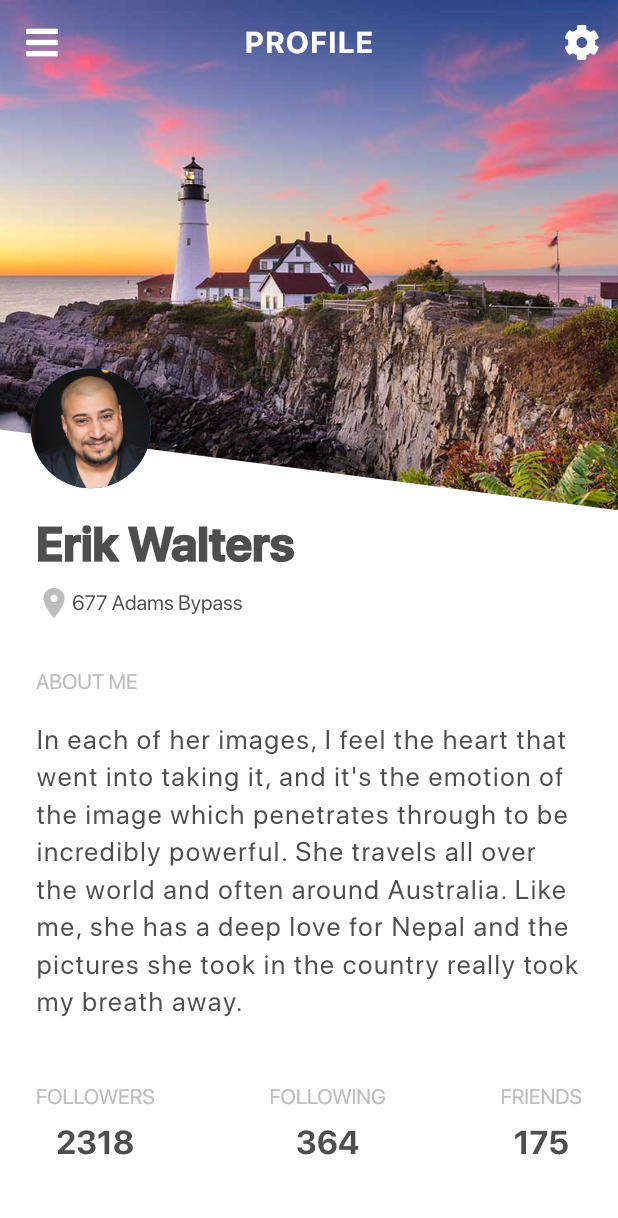
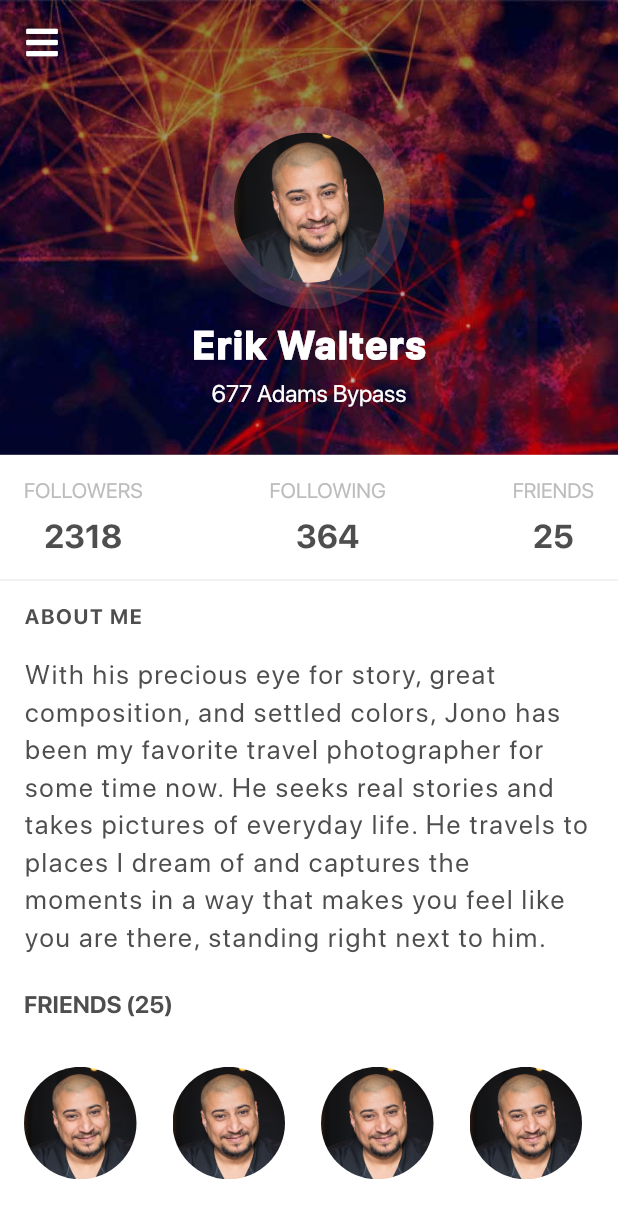
Before and after one commit to hyperionstudios/flutter_ui, a Flutter app: the screen it shows after launch, on a phone screen of 412 x 824 dp. Shown: the top 1218 px of the screen. Run offline on Flutter 3.47's test engine with Material 2 defaults, Android fonts, the phone set to English and light mode, and no system bars; our stand-ins replace font_awesome_flutter; project files that could hold a hidden picture were left out.

Commit message:
add profile 2

```diff
--- a/lib/main.dart
+++ b/lib/main.dart
@@ -1,6 +1,7 @@
 import 'package:flutter/material.dart';
 
-import 'package:flutterui/profiles/profile1/profile_1.dart';
+import 'profiles/profile1/profile_1.dart';
+import 'profiles/profile2/profile2.dart';
 
 
 void main() => runApp(MyApp());
@@ -15,7 +16,7 @@ class MyApp extends StatelessWidget {
       theme: ThemeData(
         primarySwatch: Colors.blue,
       ),
-      home: Profile1(),
+      home: Profile2(),
     );
   }
 }
--- /dev/null
+++ b/lib/profiles/profile2/profile.dart
@@ -0,0 +1,10 @@
+class User{
+  String name , address , about;
+  User({this.name, this.address, this.about});
+}
+
+class Profile{
+  User user;
+  int following, followers, friends;
+  Profile({this.user, this.following, this.followers, this.friends});
+}
--- /dev/null
+++ b/lib/profiles/profile2/profile2.dart
@@ -0,0 +1,279 @@
+import 'package:flutter/material.dart';
+import 'package:flutterui/profiles/profile2/profile.dart';
+import 'package:flutterui/profiles/profile2/provider.dart';
+import 'package:font_awesome_flutter/font_awesome_flutter.dart';
+
+class Profile2 extends StatefulWidget {
+  @override
+  _Profile2State createState() => _Profile2State();
+}
+
+class _Profile2State extends State<Profile2> {
+  Profile _profile = ProfileProvider.getProfile();
+  static Color _textColor = Color(0xFF4e4e4e);
+
+  @override
+  Widget build(BuildContext context) {
+    return Theme(
+      data: ThemeData(fontFamily: 'SFDisplay'),
+      child: Stack(
+        children: <Widget>[
+          Image.asset(
+            'assets/profiles/profile2bg.jpg',
+            fit: BoxFit.cover,
+            height: MediaQuery.of(context).size.height * 0.42,
+          ),
+          Scaffold(
+            backgroundColor: Colors.transparent,
+            appBar: AppBar(
+              backgroundColor: Colors.transparent,
+              elevation: 0,
+              leading: IconButton(
+                onPressed: () {},
+                icon: Icon(FontAwesomeIcons.bars),
+              ),
+            ),
+            body: Stack(
+              children: <Widget>[
+                _profileTitle(context),
+                _bodyContent(context),
+              ],
+            ),
+          ),
+        ],
+      ),
+    );
+  }
+
+  Widget _profileTitle(BuildContext context) {
+    return Positioned(
+      top: 15,
+      left: 0,
+      right: 0,
+      child: Column(
+        children: <Widget>[
+          Stack(
+            alignment: AlignmentDirectional.center,
+            children: <Widget>[
+              Align(
+                alignment: Alignment.center,
+                child: Container(
+                  width: 135,
+                  height: 135,
+                  decoration: BoxDecoration(
+                      color: Colors.grey.withOpacity(0.2),
+                      shape: BoxShape.circle),
+                ),
+              ),
+              Align(
+                alignment: Alignment.center,
+                child: Container(
+                  width: 115,
+                  height: 115,
+                  decoration: BoxDecoration(
+                      color: Colors.grey.withOpacity(0.1),
+                      shape: BoxShape.circle),
+                ),
+              ),
+              Align(
+                alignment: Alignment.center,
+                child: Container(
+                  width: 100,
+                  height: 100,
+                  decoration: BoxDecoration(
+                    shape: BoxShape.circle,
+                    image: DecorationImage(
+                      image: ExactAssetImage('assets/shared/ahmad.png'),
+                      fit: BoxFit.cover,
+                    ),
+                  ),
+                ),
+              ),
+            ],
+          ),
+          Padding(
+            padding: EdgeInsets.symmetric(vertical: 8),
+            child: Text(
+              _profile.user.name,
+              style: TextStyle(
+                color: Colors.white,
+                fontSize: 26,
+                fontWeight: FontWeight.w900,
+                letterSpacing: 1.4,
+              ),
+            ),
+          ),
+          Text(
+            _profile.user.address,
+            style: TextStyle(
+              color: Colors.white,
+              fontSize: 16,
+            ),
+          ),
+        ],
+      ),
+    );
+  }
+
+  Widget _bodyContent(BuildContext context) {
+    return Positioned(
+      top: MediaQuery.of(context).size.height * 0.3,
+      left: 0,
+      right: 0,
+      bottom: 0,
+      child: Container(
+        color: Colors.white,
+        child: Column(
+          crossAxisAlignment: CrossAxisAlignment.start,
+          children: <Widget>[
+            _counters(context),
+            _divider(context),
+            ..._aboutMe(context),
+            SizedBox(height: 8,),
+            _friends(context),
+            SizedBox(height: 16,),
+            _contacts(context),
+          ],
+        ),
+      ),
+    );
+  }
+
+  TextStyle _bottomBarTitle = TextStyle(
+    color: Colors.grey.shade400,
+  );
+  TextStyle _bottomBarCounter = TextStyle(
+    color: _textColor,
+    fontSize: 22,
+    fontWeight: FontWeight.bold,
+  );
+
+  Widget _counters(BuildContext context) {
+    return Padding(
+      padding: const EdgeInsets.all(16),
+      child: Row(
+        mainAxisAlignment: MainAxisAlignment.spaceBetween,
+        children: <Widget>[
+          Column(
+            children: <Widget>[
+              Text(
+                'FOLLOWERS',
+                style: _bottomBarTitle,
+              ),
+              SizedBox(
+                height: 8,
+              ),
+              Text(
+                _profile.followers.toString(),
+                style: _bottomBarCounter,
+              ),
+            ],
+          ),
+          Column(
+            children: <Widget>[
+              Text(
+                'FOLLOWING',
+                style: _bottomBarTitle,
+              ),
+              SizedBox(
+                height: 8,
+              ),
+              Text(
+                _profile.following.toString(),
+                style: _bottomBarCounter,
+              ),
+            ],
+          ),
+          Column(
+            children: <Widget>[
+              Text(
+                'FRIENDS',
+                style: _bottomBarTitle,
+              ),
+              SizedBox(
+                height: 8,
+              ),
+              Text(
+                _profile.friends.toString(),
+                style: _bottomBarCounter,
+              ),
+            ],
+          ),
+        ],
+      ),
+    );
+  }
+
+  Widget _divider(BuildContext context) {
+    return Container(
+      height: 1,
+      color: Colors.grey.shade200,
+    );
+  }
+
+  List<Widget> _aboutMe(BuildContext context) {
+    return [
+      Padding(
+        padding: EdgeInsets.symmetric(vertical: 16, horizontal: 16),
+        child: Text(
+          'ABOUT ME',
+          style: TextStyle(
+            color: _textColor,
+            fontWeight: FontWeight.bold,
+            letterSpacing: 1.1,
+          ),
+        ),
+      ),
+      Padding(
+        padding: EdgeInsets.symmetric(horizontal: 16),
+        child: Text(
+          _profile.user.about,
+          style: TextStyle(
+            color: _textColor,
+            fontSize: 18,
+            height: 1.4,
+            letterSpacing: 1.2,
+          ),
+        ),
+      )
+    ];
+  }
+
+  Widget _friends(BuildContext context) {
+    return Padding(
+      padding: const EdgeInsets.all(16),
+      child: Text(
+        "FRIENDS (${_profile.friends.toString()})",
+        style: TextStyle(
+          color: _textColor,
+          fontSize: 16,
+          fontWeight: FontWeight.bold,
+        ),
+      ),
+    );
+  }
+
+  Widget _contacts(BuildContext context) {
+    return Container(
+      width: double.infinity,
+      padding: EdgeInsets.only(left: 16),
+      height: 75,
+      child: ListView(
+        scrollDirection: Axis.horizontal,
+        children: List.generate(25, (index) {
+          return Container(
+            width: 75,
+            margin: EdgeInsets.only(right: 24),
+            decoration: BoxDecoration(
+              image: DecorationImage(
+                image: ExactAssetImage('assets/shared/ahmad.png'),
+                fit: BoxFit.cover,
+              ),
+              shape: BoxShape.circle,
+            ),
+          );
+        }).toList(),
+      ),
+    );
+  }
+}
--- /dev/null
+++ b/lib/profiles/profile2/provider.dart
@@ -0,0 +1,18 @@
+import 'package:flutterui/profiles/profile2/profile.dart';
+
+class ProfileProvider{
+
+  static Profile getProfile(){
+    return Profile(
+      user: User(
+        name: 'Erik Walters',
+        address: '677 Adams Bypass',
+        about: "With his precious eye for story, great composition, and settled colors, Jono has been my favorite travel photographer for some time now. He seeks real stories and takes pictures of everyday life. He travels to places I dream of and captures the moments in a way that makes you feel like you are there, standing right next to him.",
+      ),
+      following: 364,
+      followers: 2318,
+      friends: 25,
+    );
+  }
+
+}
--- a/pubspec.yaml
+++ b/pubspec.yaml
@@ -4,7 +4,7 @@ description: A new Flutter application.
 version: 1.0.0+1
 
 environment:
-  sdk: ">=2.1.0 <3.0.0"
+  sdk: ">=2.3.0 <3.0.0"
 
 dependencies:
   flutter:
```
Also changed, not shown: assets/profiles/profile2bg.jpg (added).
